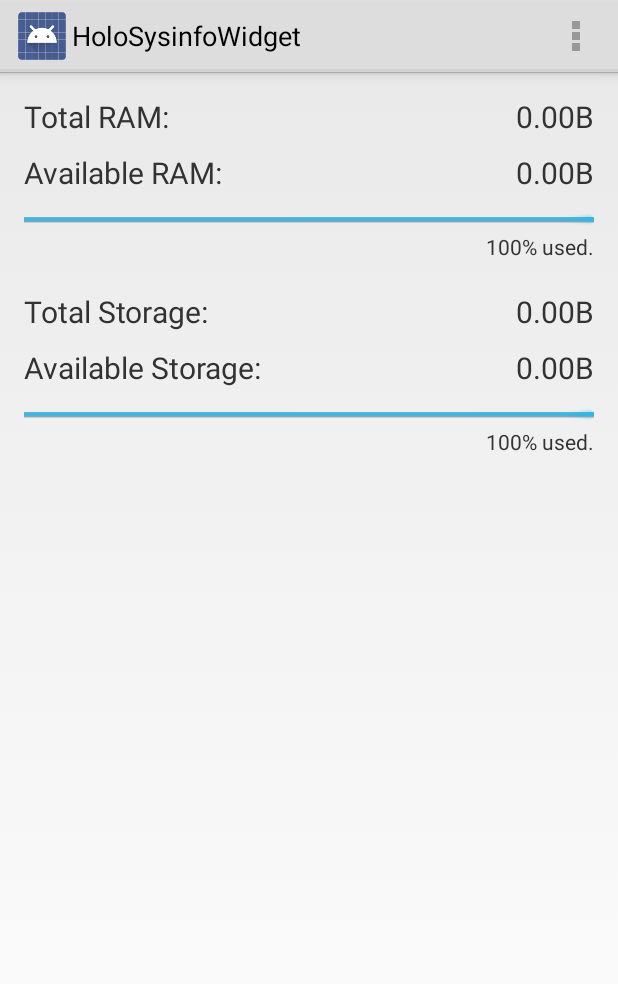
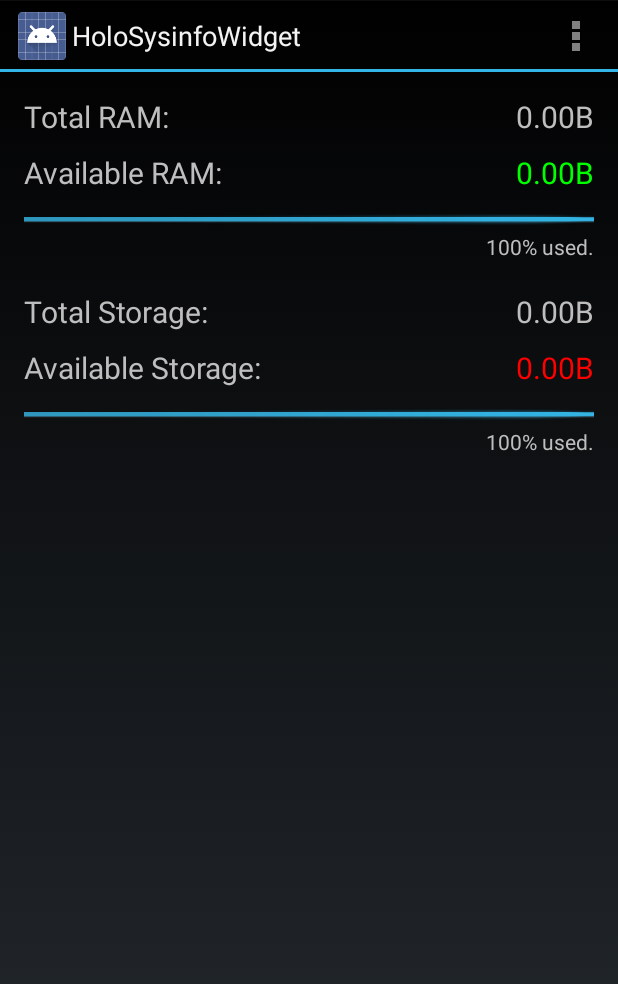
Before and after one commit to yshrsmz/HoloSysinfoWidgetProject, an Android app: the screen it shows after launch (MainActivity), on a phone screen of 412 x 824 dp. Shown: the top 984 px of the screen. Run offline under Robolectric (Android 15) with nearby library versions, the phone set to English and light mode, and no system bars.

Commit message:
update theme & color

```diff
--- a/HoloSysinfoWidget/src/main/AndroidManifest.xml
+++ b/HoloSysinfoWidget/src/main/AndroidManifest.xml
@@ -25,7 +25,8 @@
 
         <receiver
             android:name=".widget.SysinfoWidget"
-            android:exported="false">
+            android:label="@string/widget_name">
+
             <intent-filter>
                 <action android:name="android.appwidget.action.APPWIDGET_UPDATE" />
                 <action android:name="com.yslibrary.android.holosysinfowidget.SYSINFO_UPDATE"/>
@@ -36,7 +37,6 @@
                 android:resource="@xml/widgetinfo" />
         </receiver>
 
-        <service android:name=".widget.SysinfoWidget$WidgetService"></service>
     </application>
 
 </manifest>
--- a/HoloSysinfoWidget/src/main/java/com/yslibrary/android/holosysinfowidget/dao/InternalStorage.java
+++ b/HoloSysinfoWidget/src/main/java/com/yslibrary/android/holosysinfowidget/dao/InternalStorage.java
@@ -14,12 +14,16 @@ import java.io.File;
 public class InternalStorage extends MemoryBase {
     private static final String TAG = InternalStorage.class.getSimpleName();
 
+    private static final int INTERNAL_STORAGE_THRESHOLD_PERCENTAGE = 10;
+
     public InternalStorage() {
 
         setTotalMem(getTotalStorage(Environment.getDataDirectory()));
         setAvailableMem(getAvailableStorage(Environment.getDataDirectory()));
         setPercentage(getPercentage(getTotalMem(), getAvailableMem()));
         setUsedPercentage(getUsedPercentage(getTotalMem(), getAvailableMem()));
+
+        setLowMemory((getPercentage() < INTERNAL_STORAGE_THRESHOLD_PERCENTAGE));
     }
 
     public long getTotalStorage(File item) {
--- a/HoloSysinfoWidget/src/main/java/com/yslibrary/android/holosysinfowidget/dao/MemoryBase.java
+++ b/HoloSysinfoWidget/src/main/java/com/yslibrary/android/holosysinfowidget/dao/MemoryBase.java
@@ -16,6 +16,8 @@ public class MemoryBase {
     private int percentage;
 
     private int usedPercentage;
+
+    private boolean lowMemory;
 
     private static final int BYTE_SIZE = 1024;
 
@@ -112,4 +114,12 @@ public class MemoryBase {
     public void setUsedPercentage(int usedPercentage) {
         this.usedPercentage = usedPercentage;
     }
+
+    public boolean isLowMemory() {
+        return lowMemory;
+    }
+
+    public void setLowMemory(boolean lowMemory) {
+        this.lowMemory = lowMemory;
+    }
 }
--- a/HoloSysinfoWidget/src/main/java/com/yslibrary/android/holosysinfowidget/dao/Ram.java
+++ b/HoloSysinfoWidget/src/main/java/com/yslibrary/android/holosysinfowidget/dao/Ram.java
@@ -24,7 +24,7 @@ public class Ram extends MemoryBase {
         setUsedPercentage(getUsedPercentage(getTotalMem(), getAvailableMem()));
 
         this.threshold = memoryInfo.threshold;
-        this.lowMemory = memoryInfo.lowMemory;
+        setLowMemory(memoryInfo.lowMemory);
     }
 
     public long getThreshold() {
@@ -34,12 +34,4 @@ public class Ram extends MemoryBase {
     public void setThreshold(long threshold) {
         this.threshold = threshold;
     }
-
-    public boolean isLowMemory() {
-        return lowMemory;
-    }
-
-    public void setLowMemory(boolean lowMemory) {
-        this.lowMemory = lowMemory;
-    }
 }
--- a/HoloSysinfoWidget/src/main/java/com/yslibrary/android/holosysinfowidget/ui/MainActivity.java
+++ b/HoloSysinfoWidget/src/main/java/com/yslibrary/android/holosysinfowidget/ui/MainActivity.java
@@ -3,6 +3,9 @@ package com.yslibrary.android.holosysinfowidget.ui;
 import android.app.Activity;
 import android.app.ActivityManager;
 import android.app.Fragment;
+import android.appwidget.AppWidgetManager;
+import android.content.Intent;
+import android.graphics.Color;
 import android.os.Bundle;
 import android.util.Log;
 import android.view.LayoutInflater;
@@ -13,8 +16,8 @@ import android.view.ViewGroup;
 import android.widget.ProgressBar;
 import android.widget.TextView;
 
+import com.yslibrary.android.holosysinfowidget.Consts;
 import com.yslibrary.android.holosysinfowidget.R;
-import com.yslibrary.android.holosysinfowidget.Util;
 import com.yslibrary.android.holosysinfowidget.dao.InternalStorage;
 import com.yslibrary.android.holosysinfowidget.dao.Ram;
 
@@ -27,6 +30,8 @@ public class MainActivity extends Activity {
         // get memory info
         ActivityManager activityManager = (ActivityManager)getSystemService(ACTIVITY_SERVICE);
         Ram ram = new Ram(activityManager);
+
+        int availRamColor = Color.GREEN;
 
         long totalRam = ram.getTotalMem();
         long availableRam = ram.getAvailableMem();
@@ -42,6 +47,11 @@ public class MainActivity extends Activity {
         Log.v(TAG, "memoryInfo.availMem[MB]: " + (int)(availableRam / 1024 / 1024));
         TextView tvAvailableRam = (TextView)findViewById(R.id.var_available_ram);
         tvAvailableRam.setText(ram.getAvailableMemWithUnit());
+
+        if (ram.isLowMemory()) {
+            availRamColor = Color.RED;
+        }
+        tvAvailableRam.setTextColor(availRamColor);
 
         // progress bar for ram
         ProgressBar pbRam = (ProgressBar)findViewById(R.id.var_progress_ram);
@@ -60,6 +70,7 @@ public class MainActivity extends Activity {
 
     private void updateStorageInfo() {
         InternalStorage internalStorage = new InternalStorage();
+        int availStorageColor = Color.GREEN;
 
         long totalStorage = internalStorage.getTotalMem();
         long availableStorage = internalStorage.getAvailableMem();
@@ -76,6 +87,12 @@ public class MainActivity extends Activity {
         TextView tvAvailableStorage = (TextView)findViewById(R.id.var_available_storage);
         tvAvailableStorage.setText(internalStorage.getAvailableMemWithUnit());
 
+        if (internalStorage.isLowMemory()) {
+            availStorageColor = Color.RED;
+        }
+
+        tvAvailableStorage.setTextColor(availStorageColor);
+
         // progress bar for internalStorage
         ProgressBar pbInternalStorage = (ProgressBar)findViewById(R.id.var_progress_storage);
         pbInternalStorage.setProgress(iStoragePercentage);
@@ -88,6 +105,9 @@ public class MainActivity extends Activity {
     @Override
     protected void onCreate(Bundle savedInstanceState) {
         super.onCreate(savedInstanceState);
+
+        sendBroadcast(new Intent(Intent.ACTION_MAIN).addCategory(Intent.CATEGORY_HOME));
+
         setContentView(R.layout.activity_main);
 
         if (savedInstanceState == null) {
@@ -114,6 +134,10 @@ public class MainActivity extends Activity {
 
         updateMemoryInfo();
         updateStorageInfo();
+
+        Log.d(TAG, "send intent to update widget");
+        Intent widgetUpdate = new Intent(Consts.SYSINFO_UPDATE);
+        sendBroadcast(widgetUpdate);
     }
 
 
--- a/HoloSysinfoWidget/src/main/res/drawable-hdpi/rounded_widget_bg.xml
+++ b/HoloSysinfoWidget/src/main/res/drawable-hdpi/rounded_widget_bg.xml
@@ -1,7 +1,7 @@
 <?xml version="1.0" encoding="UTF-8"?>
 <shape xmlns:android="http://schemas.android.com/apk/res/android">
     <solid
-        android:color="#7F5b5b5b"/>
+        android:color="#8f111111"/>
 
     <stroke
         android:width="1dp"
--- a/HoloSysinfoWidget/src/main/res/layout/sysinfo_widget.xml
+++ b/HoloSysinfoWidget/src/main/res/layout/sysinfo_widget.xml
@@ -5,8 +5,7 @@
     android:layout_width="match_parent"
     android:layout_height="match_parent"
     android:background="@drawable/rounded_widget_bg"
-    android:padding="5dp"
-    android:alpha="0.9">
+    android:padding="5dp">
 
     <!-- RAM title -->
     <TextView
--- a/HoloSysinfoWidget/src/main/res/values/colors.xml
+++ b/HoloSysinfoWidget/src/main/res/values/colors.xml
@@ -1,2 +1,5 @@
 <?xml version="1.0" encoding="utf-8"?>
-<resources></resources>
+<resources>
+    <color name="warn_memory">#FFFF0000</color>
+    <color name="good_memory">#FF00ff00</color>
+</resources>
--- a/HoloSysinfoWidget/src/main/res/values/strings.xml
+++ b/HoloSysinfoWidget/src/main/res/values/strings.xml
@@ -2,6 +2,8 @@
 <resources>
 
     <string name="app_name">HoloSysinfoWidget</string>
+
+    <string name="widget_name">1_Sysinfo</string>
     <string name="hello_world">Hello world!</string>
     <string name="action_settings">Settings</string>
 
--- a/HoloSysinfoWidget/src/main/res/values/styles.xml
+++ b/HoloSysinfoWidget/src/main/res/values/styles.xml
@@ -1,7 +1,7 @@
 <resources>
 
     <!-- Base application theme. -->
-    <style name="AppTheme" parent="android:Theme.Holo.Light">
+    <style name="AppTheme" parent="android:Theme.Holo">
         <!-- Customize your theme here. -->
     </style>
 
--- a/HoloSysinfoWidget/src/main/res/xml/widgetinfo.xml
+++ b/HoloSysinfoWidget/src/main/res/xml/widgetinfo.xml
@@ -2,5 +2,5 @@
     android:initialLayout="@layout/sysinfo_widget"
     android:minHeight="70dp"
     android:minWidth="120dp"
-    android:resizeMode="vertical|horizontal"
+    android:resizeMode="none"
     android:updatePeriodMillis="0" />
```
Also changed, not shown: HoloSysinfoWidget/src/main/java/com/yslibrary/android/holosysinfowidget/Consts.java (added, +10 -0 lines), HoloSysinfoWidget/src/main/java/com/yslibrary/android/holosysinfowidget/widget/SysinfoWidget.java (+19 -11 lines).
